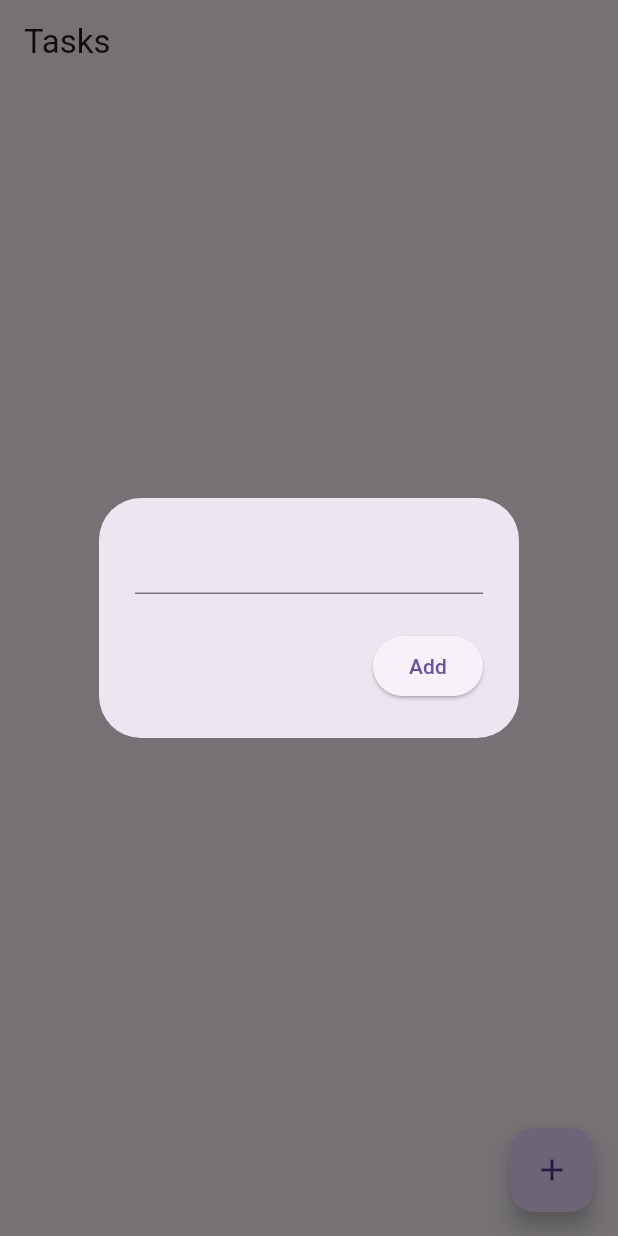
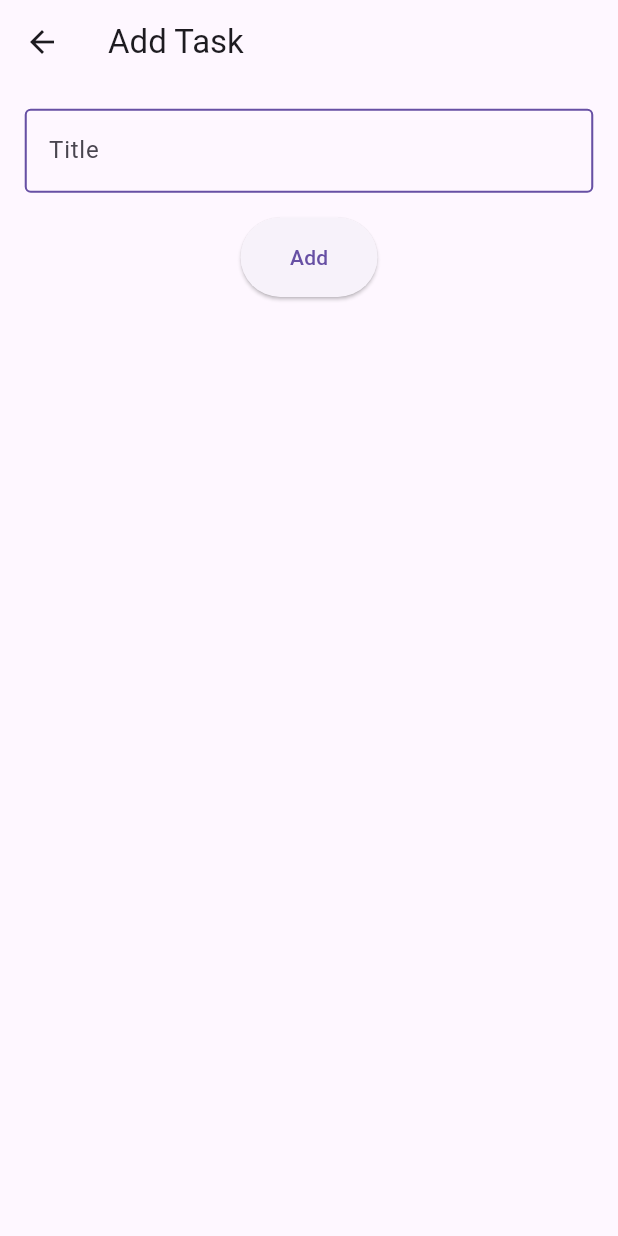
Before and after one commit to andrereus/plan_task, a Flutter app: the screen it shows after launch, after a tap on the "add" icon, on a phone screen of 412 x 824 dp. Run offline on Flutter 3.47's test engine with Material 2 defaults, Android fonts, the phone set to English and light mode, and no system bars; our stand-ins replace hive_flutter, sizer; accounts and stored records are empty.

Commit message:
Add navigation

```diff
--- a/lib/main.dart
+++ b/lib/main.dart
@@ -2,7 +2,8 @@
 
 import 'package:flutter/material.dart';
 import 'package:plan_task/providers/task_list.dart';
-import 'package:plan_task/screens/task_screen.dart';
+import 'package:plan_task/screens/add_task_screen.dart';
+import 'package:plan_task/screens/tasks_screen.dart';
 import 'package:provider/provider.dart';
 import 'package:sizer/sizer.dart';
 
@@ -23,6 +24,14 @@ class MainApp extends StatelessWidget {
     return Sizer(
       builder: (context, orientation, deviceType) {
         return MaterialApp(
+          routes: {
+            '/taskScreen': (context) {
+              return const TaskScreen();
+            },
+            '/addTaskScreen': (context) {
+              return const AddTaskScreen();
+            }
+          },
           debugShowCheckedModeBanner: false,
           title: "PlanTask",
           theme: ThemeData(
--- /dev/null
+++ b/lib/screens/add_task_screen.dart
@@ -0,0 +1,74 @@
+// ignore_for_file: prefer_const_constructors
+
+import 'package:flutter/material.dart';
+import 'package:plan_task/providers/task_list.dart';
+import 'package:provider/provider.dart';
+import 'package:sizer/sizer.dart';
+
+class AddTaskScreen extends StatefulWidget {
+  const AddTaskScreen({super.key});
+
+  @override
+  State<AddTaskScreen> createState() => _AddTaskScreenState();
+}
+
+class _AddTaskScreenState extends State<AddTaskScreen> {
+  final TextEditingController _controller = TextEditingController();
+
+  @override
+  void dispose() {
+    _controller.dispose();
+    super.dispose();
+  }
+
+  @override
+  Widget build(BuildContext context) {
+    return Scaffold(
+      appBar: AppBar(
+        title: Text("Add Task"),
+      ),
+      body: Column(
+        children: [
+          Container(
+            margin: EdgeInsets.all(12.sp),
+            child: TextField(
+              controller: _controller,
+              decoration: InputDecoration(
+                labelText: "Title",
+                enabledBorder: OutlineInputBorder(
+                  borderSide: BorderSide(
+                    color: Theme.of(context).colorScheme.primary,
+                    width: 1.sp,
+                  ),
+                ),
+                focusedBorder: OutlineInputBorder(
+                  borderSide: BorderSide(
+                    color: Theme.of(context).colorScheme.primary,
+                    width: 1.sp,
+                  ),
+                ),
+              ),
+            ),
+          ),
+          ElevatedButton(
+            style: ElevatedButton.styleFrom(
+              padding: EdgeInsets.symmetric(
+                horizontal: 24.sp,
+                vertical: 12.sp,
+              ),
+            ),
+            onPressed: () {
+              if (_controller.text.isNotEmpty) {
+                Provider.of<TaskList>(context, listen: false)
+                    .addTask(_controller.text);
+                _controller.clear();
+                Navigator.pop(context);
+              }
+            },
+            child: Text('Add'),
+          ),
+        ],
+      ),
+    );
+  }
+}
--- a/lib/screens/task_screen.dart
+++ b/lib/screens/tasks_screen.dart
@@ -12,14 +12,6 @@ class TaskScreen extends StatefulWidget {
 }
 
 class _TaskScreenState extends State<TaskScreen> {
-  final TextEditingController _controller = TextEditingController();
-
-  @override
-  void dispose() {
-    _controller.dispose();
-    super.dispose();
-  }
-
   @override
   Widget build(BuildContext context) {
     return Scaffold(
@@ -33,15 +25,18 @@ class _TaskScreenState extends State<TaskScreen> {
             itemBuilder: (context, index) {
               return ListTile(
                 title: Text(taskList.tasks[index]['title']),
-                trailing: Checkbox(
+                leading: Checkbox(
                   value: taskList.tasks[index]['done'],
                   onChanged: (value) {
                     taskList.toggleDone(index);
                   },
                 ),
-                onTap: () {
-                  taskList.deleteTask(index);
-                },
+                trailing: IconButton(
+                  onPressed: () {
+                    taskList.deleteTask(index);
+                  },
+                  icon: Icon(Icons.delete_outline),
+                ),
               );
             },
           );
@@ -49,34 +44,10 @@ class _TaskScreenState extends State<TaskScreen> {
       ),
       floatingActionButton: FloatingActionButton(
         onPressed: () {
-          _showAddTaskDialog(context);
+          Navigator.pushNamed(context, '/addTaskScreen');
         },
         child: Icon(Icons.add),
       ),
     );
   }
-
-  void _showAddTaskDialog(BuildContext context) {
-    showDialog(
-      context: context,
-      builder: (context) {
-        return AlertDialog(
-          content: TextField(controller: _controller),
-          actions: [
-            ElevatedButton(
-              onPressed: () {
-                if (_controller.text.isNotEmpty) {
-                  Provider.of<TaskList>(context, listen: false)
-                      .addTask(_controller.text);
-                  _controller.clear();
-                  Navigator.pop(context);
-                }
-              },
-              child: Text('Add'),
-            ),
-          ],
-        );
-      },
-    );
-  }
 }
```
